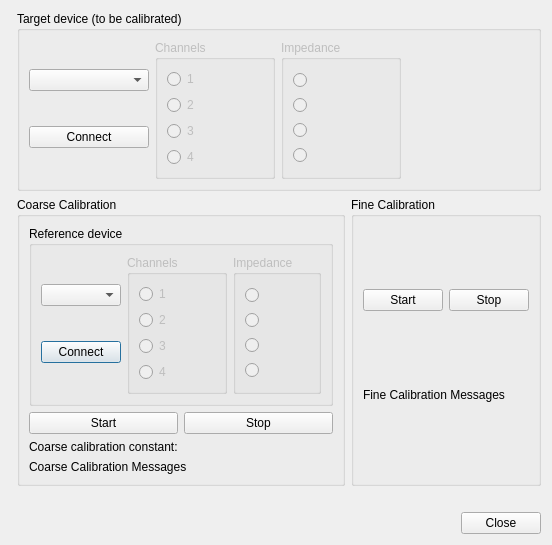
robertofem/Freq-meter-APP, file frequency-meter/view/resources/calibration_interface.ui: the form before one commit.
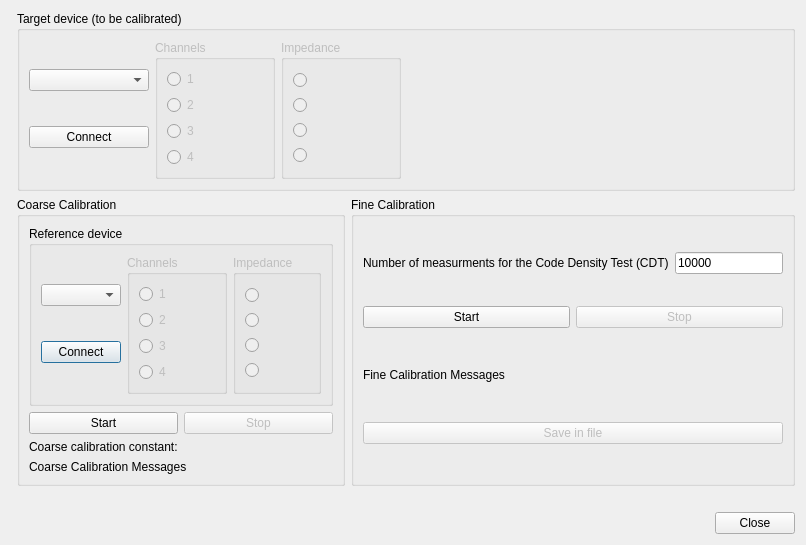
The form after the commit.

Commit message: program the fine calibration

The edit to the form file:
```diff
--- a/frequency-meter/view/resources/calibration_interface.ui
+++ b/frequency-meter/view/resources/calibration_interface.ui
@@ -177,6 +177,9 @@
             </item>
             <item>
              <widget class="QPushButton" name="button_stop_coarse">
+              <property name="enabled">
+               <bool>false</bool>
+              </property>
               <property name="text">
                <string>Stop</string>
               </property>
@@ -222,6 +225,24 @@
        <layout class="QHBoxLayout" name="horizontalLayout">
         <item>
          <layout class="QVBoxLayout" name="verticalLayout_3">
+          <item>
+           <layout class="QHBoxLayout" name="horizontalLayout_3">
+            <item>
+             <widget class="QLabel" name="label">
+              <property name="text">
+               <string>Number of measurments for the Code Density Test (CDT)</string>
+              </property>
+             </widget>
+            </item>
+            <item>
+             <widget class="QLineEdit" name="lineEditFineMeas">
+              <property name="text">
+               <string>10000</string>
+              </property>
+             </widget>
+            </item>
+           </layout>
+          </item>
           <item>
            <layout class="QHBoxLayout" name="horizontalLayout_7">
             <item>
@@ -233,6 +254,9 @@
             </item>
             <item>
              <widget class="QPushButton" name="button_stop_fine">
+              <property name="enabled">
+               <bool>false</bool>
+              </property>
               <property name="text">
                <string>Stop</string>
               </property>
@@ -259,6 +283,16 @@
             </property>
            </widget>
           </item>
+          <item>
+           <widget class="QPushButton" name="button_save_fine">
+            <property name="enabled">
+             <bool>false</bool>
+            </property>
+            <property name="text">
+             <string>Save in file</string>
+            </property>
+           </widget>
+          </item>
           <item>
            <layout class="QVBoxLayout" name="plotVLayout_fine"/>
           </item>
```
Left out of the diff: 4 changed lines with no effect on the pictures. The commit also changes 5 other files.
